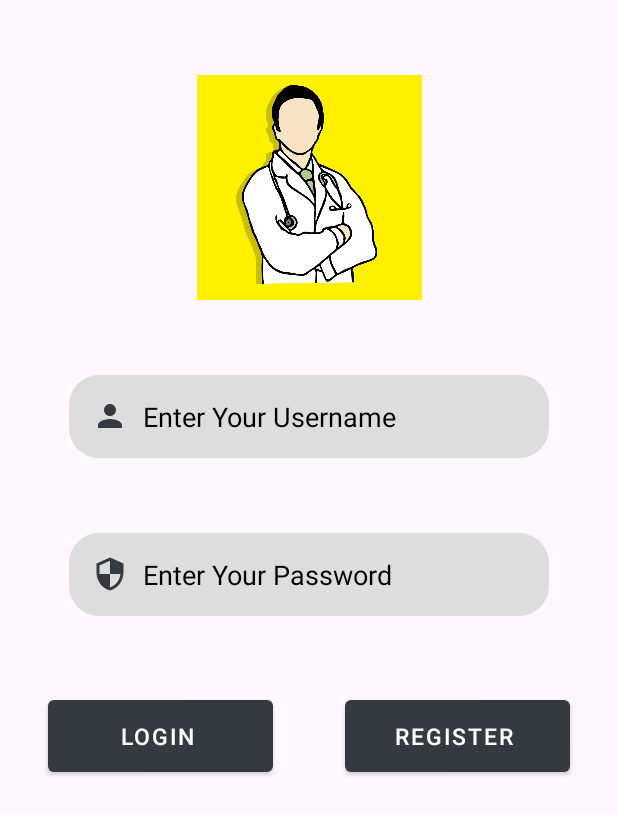
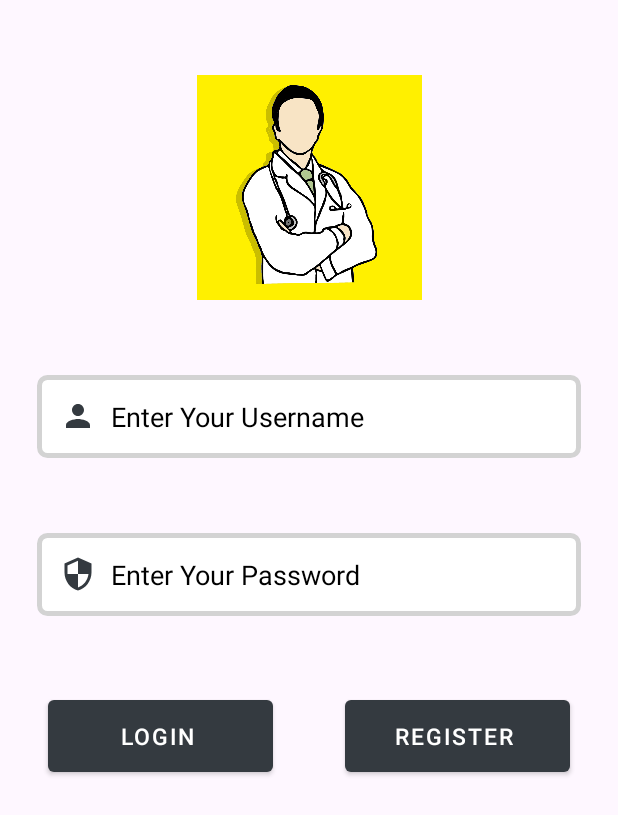
Before and after one commit to GDipSA55Team7/AD_Locum_MobileApp, an Android app: the screen it shows after launch (LoginActivity), on a phone screen of 412 x 824 dp. Shown: the top 815 px of the screen. Run offline under Robolectric (Android 15) with nearby library versions, the phone set to English and light mode, and no system bars.

Commit message:
ui changes

```diff
--- a/app/src/main/AndroidManifest.xml
+++ b/app/src/main/AndroidManifest.xml
@@ -16,12 +16,12 @@
         android:icon="@mipmap/ic_launcher"
         android:label="@string/app_name"
         android:networkSecurityConfig="@xml/network_security_config"
+        android:usesCleartextTraffic="true"
         android:requestLegacyExternalStorage="true"
         android:roundIcon="@mipmap/ic_launcher_round"
         android:screenOrientation="portrait"
         android:supportsRtl="true"
         android:theme="@style/Theme.MobileAD"
-        android:usesCleartextTraffic="true"
         tools:targetApi="31" >
 
         <service
--- a/app/src/main/java/sg/nus/iss/team7/locum/APICommunication/RetroFitClient.java
+++ b/app/src/main/java/sg/nus/iss/team7/locum/APICommunication/RetroFitClient.java
@@ -7,6 +7,7 @@ import retrofit2.converter.gson.GsonConverterFactory;
 
 public class RetroFitClient {
 
+    //public static final String BASE_URL = "http://locumapp-env.eba-p3mejsxm.ap-northeast-1.elasticbeanstalk.com";
     public static final String BASE_URL = "https://8aa1-103-252-200-84.ap.ngrok.io";
     //public static final String BASE_URL = "http://192.168.1.6:8080";
     private static Retrofit retrofit = null;
--- a/app/src/main/java/sg/nus/iss/team7/locum/Adapter/NotificationsAdapter.java
+++ b/app/src/main/java/sg/nus/iss/team7/locum/Adapter/NotificationsAdapter.java
@@ -81,6 +81,7 @@ public class NotificationsAdapter extends RecyclerView.Adapter<NotificationsAdap
                         Intent intent = new Intent(context, JobDetailActivity.class);
                         int itemId = notification.getJobId().intValue();
                         intent.putExtra("itemId", itemId);
+                        dismissNotifications(viewHolder);
                         context.startActivity(intent);
                         return false;
                     }
--- a/app/src/main/java/sg/nus/iss/team7/locum/SettingsFragment.java
+++ b/app/src/main/java/sg/nus/iss/team7/locum/SettingsFragment.java
@@ -3,9 +3,13 @@ package sg.nus.iss.team7.locum;
 
 import android.app.Activity;
 
+import android.graphics.drawable.Drawable;
+import android.graphics.drawable.InsetDrawable;
 import android.os.Bundle;
 
+import androidx.core.content.ContextCompat;
 import androidx.fragment.app.Fragment;
+import androidx.recyclerview.widget.DividerItemDecoration;
 
 import android.view.LayoutInflater;
 import android.view.View;
@@ -29,6 +33,7 @@ public class SettingsFragment extends Fragment {
         String[] values = {"Edit Profile", "Log Out"};
         Integer[] images = {R.drawable.ic_editprofile_settings, R.drawable.ic_logout_settings};
         SettingsListAdapter adapter = new SettingsListAdapter((Activity) getContext(), values, images);
+
         list.setAdapter(adapter);
 
         return view;
--- a/app/src/main/res/drawable/ic_email.xml
+++ b/app/src/main/res/drawable/ic_email.xml
@@ -1,4 +1,4 @@
-<vector android:height="24dp" android:tint="#0000FF"
+<vector android:height="24dp" android:tint="@color/app_main_blue"
     android:viewportHeight="24" android:viewportWidth="24"
     android:width="24dp" xmlns:android="http://schemas.android.com/apk/res/android">
     <path android:fillColor="@android:color/white" android:pathData="M20,4L4,4c-1.1,0 -1.99,0.9 -1.99,2L2,18c0,1.1 0.9,2 2,2h16c1.1,0 2,-0.9 2,-2L22,6c0,-1.1 -0.9,-2 -2,-2zM20,8l-8,5 -8,-5L4,6l8,5 8,-5v2z"/>
--- a/app/src/main/res/drawable/ic_phone.xml
+++ b/app/src/main/res/drawable/ic_phone.xml
@@ -1,4 +1,4 @@
-<vector android:height="24dp" android:tint="#0000FF"
+<vector android:height="24dp" android:tint="@color/app_main_blue"
     android:viewportHeight="24" android:viewportWidth="24"
     android:width="24dp" xmlns:android="http://schemas.android.com/apk/res/android">
     <path android:fillColor="@android:color/white" android:pathData="M6.62,10.79c1.44,2.83 3.76,5.14 6.59,6.59l2.2,-2.2c0.27,-0.27 0.67,-0.36 1.02,-0.24 1.12,0.37 2.33,0.57 3.57,0.57 0.55,0 1,0.45 1,1V20c0,0.55 -0.45,1 -1,1 -9.39,0 -17,-7.61 -17,-17 0,-0.55 0.45,-1 1,-1h3.5c0.55,0 1,0.45 1,1 0,1.25 0.2,2.45 0.57,3.57 0.11,0.35 0.03,0.74 -0.25,1.02l-2.2,2.2z"/>
--- /dev/null
+++ b/app/src/main/res/drawable/rounded_input.xml
@@ -0,0 +1,7 @@
+<?xml version="1.0" encoding="utf-8"?>
+<shape xmlns:android="http://schemas.android.com/apk/res/android"
+    android:shape="rectangle">
+    <corners android:radius="5dp"/>
+    <stroke android:color="@color/darker_grey" android:width="5px"/>
+    <solid android:color="@android:color/white"/>
+</shape>
--- a/app/src/main/res/layout/activity_login.xml
+++ b/app/src/main/res/layout/activity_login.xml
@@ -30,8 +30,8 @@
         android:hint="Enter Your Username"
         android:inputType="text"
         app:layout_constraintTop_toBottomOf="@+id/splashImg"
-        app:layout_constraintStart_toStartOf="parent"
-        app:layout_constraintEnd_toEndOf="parent"
+        app:layout_constraintStart_toStartOf="@+id/login"
+        app:layout_constraintEnd_toEndOf="@+id/register"
         app:layout_constraintBottom_toTopOf="@+id/password"
         style="@style/loginFieldStyle"
         />
@@ -44,8 +44,8 @@
         android:hint="Enter Your Password"
         android:inputType="textPassword"
         app:layout_constraintTop_toBottomOf="@+id/username"
-        app:layout_constraintStart_toStartOf="parent"
-        app:layout_constraintEnd_toEndOf="parent"
+        app:layout_constraintStart_toStartOf="@+id/login"
+        app:layout_constraintEnd_toEndOf="@+id/register"
         app:layout_constraintBottom_toTopOf="@+id/login"
         style="@style/loginFieldStyle"
         />
--- a/app/src/main/res/layout/notification_item.xml
+++ b/app/src/main/res/layout/notification_item.xml
@@ -6,7 +6,7 @@
     xmlns:app="http://schemas.android.com/apk/res-auto"
     android:paddingTop="7dp"
     android:paddingRight="3dp"
-    android:paddingLeft="3dp"
+    android:paddingLeft="20dp"
     android:orientation="horizontal"
     android:paddingBottom="2dp"
     android:background="?android:attr/selectableItemBackground">
@@ -15,7 +15,7 @@
         android:layout_width="0dp"
         android:layout_height="wrap_content"
         android:layout_gravity="center"
-        android:layout_weight="10"
+        android:layout_weight="15"
         android:orientation="vertical" >
 
         <TextView
--- a/app/src/main/res/layout/settings_list_item.xml
+++ b/app/src/main/res/layout/settings_list_item.xml
@@ -35,8 +35,10 @@
 
     <View
         android:layout_marginTop="15dp"
+        android:layout_marginRight="15dp"
+        android:layout_marginLeft="15dp"
         android:layout_width="match_parent"
-        android:layout_height="1dp"
-        android:background="@color/app_main_blue"/>
+        android:layout_height="1px"
+        android:background="@color/darker_grey"/>
 
 </LinearLayout>
--- a/app/src/main/res/values/styles.xml
+++ b/app/src/main/res/values/styles.xml
@@ -5,13 +5,11 @@
         <item name="android:layout_width">wrap_content</item>
         <item name="android:layout_height">wrap_content</item>
         <item name="android:layout_gravity">center</item>
-        <item name="android:layout_marginStart">32dp</item>
-        <item name="android:layout_marginEnd">32dp</item>
         <item name="android:textColor">@color/black</item>
         <item name="android:textColorHint">@color/black</item>
         <item name="android:padding">15dp</item>
-        <item name="android:ems">15</item>
-        <item name="android:background">@drawable/shimmer_rounded_corners</item>
+        <item name="android:ems">17</item>
+        <item name="android:background">@drawable/rounded_input</item>
     </style>
 
     <style name="RegisterFieldStyle">
@@ -24,8 +22,8 @@
         <item name="android:textColor">@color/black</item>
         <item name="android:textColorHint">@color/black</item>
         <item name="android:padding">10dp</item>
-        <item name="android:ems">15</item>
-        <item name="android:background">@drawable/shimmer_rounded_corners</item>
+        <item name="android:ems">17</item>
+        <item name="android:background">@drawable/rounded_input</item>
     </style>
 
 
--- a/app/src/main/res/xml/network_security_config.xml
+++ b/app/src/main/res/xml/network_security_config.xml
@@ -3,6 +3,6 @@
             <domain includeSubdomains="true">192.168.1.6</domain>
             <domain includeSubdomains="true">10.0.2.2</domain>
             <domain includeSubdomains="true">127.0.0.1</domain>
-            <domain includeSubdomains="true">10.249.82.207</domain>
+            <domain includeSubdomains="true">locumapp-env.eba-p3mejsxm.ap-northeast-1.elasticbeanstalk.com</domain>
         </domain-config>
     </network-security-config>
```
